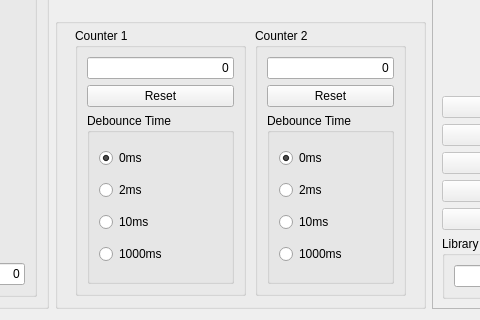
First picture: the form in src/k8055_guiview.ui, repository g7mzr/qk8055, before the edit; both pictures show x 310 to 790 and y 243 to 563 of the 951 by 563 pixel window.
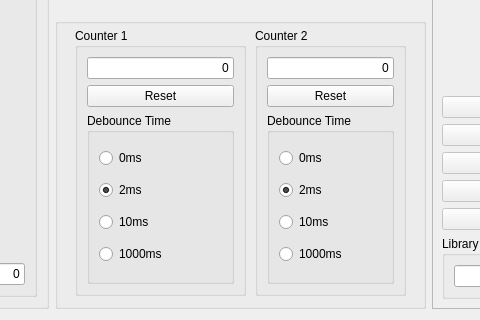
Second picture: the form after the edit.

Commit message:
Set Default Counter Debounce time.
Set the default counter debounce time to 2ms for both counters.

```diff
--- a/src/k8055_guiview.ui
+++ b/src/k8055_guiview.ui
@@ -91,7 +91,7 @@
              <string>0ms</string>
             </property>
             <property name="checked">
-             <bool>true</bool>
+             <bool>false</bool>
             </property>
             <attribute name="buttonGroup">
              <string notr="true">counter2buttonGroup</string>
@@ -103,6 +103,9 @@
             <property name="text">
              <string>2ms</string>
             </property>
+            <property name="checked">
+             <bool>true</bool>
+            </property>
             <attribute name="buttonGroup">
              <string notr="true">counter2buttonGroup</string>
             </attribute>
@@ -191,7 +194,7 @@
              <string>0ms</string>
             </property>
             <property name="checked">
-             <bool>true</bool>
+             <bool>false</bool>
             </property>
             <attribute name="buttonGroup">
              <string notr="true">counter1buttonGroup</string>
@@ -203,6 +206,9 @@
             <property name="text">
              <string>2ms</string>
             </property>
+            <property name="checked">
+             <bool>true</bool>
+            </property>
             <attribute name="buttonGroup">
              <string notr="true">counter1buttonGroup</string>
             </attribute>
```
The commit also changes 1 other file.
